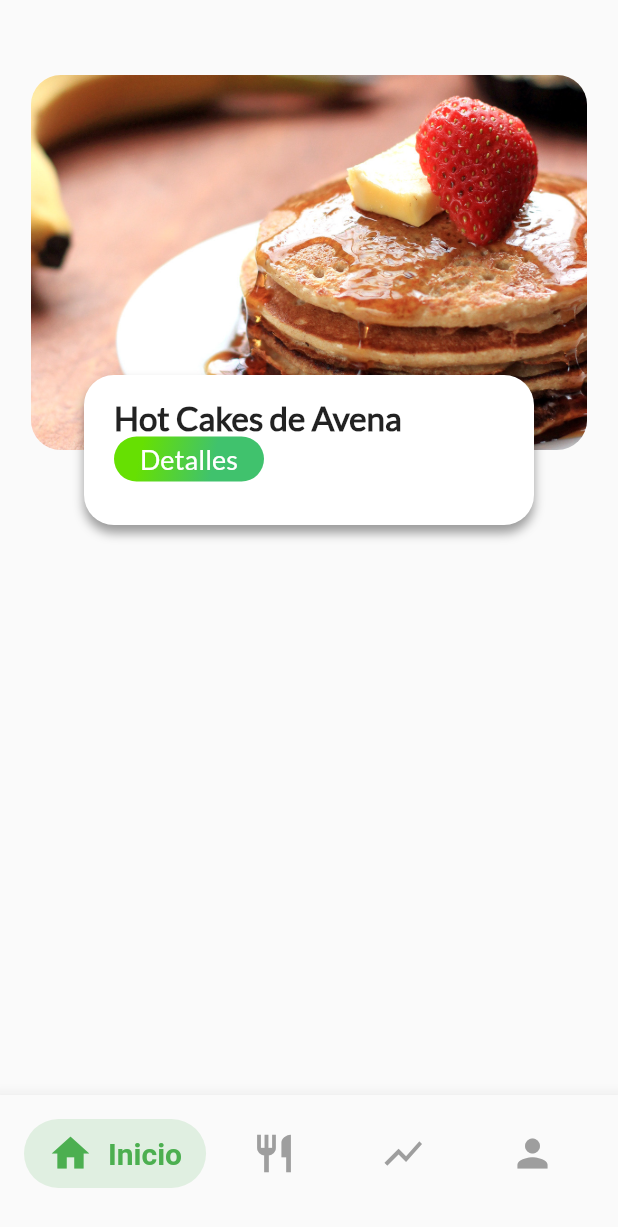
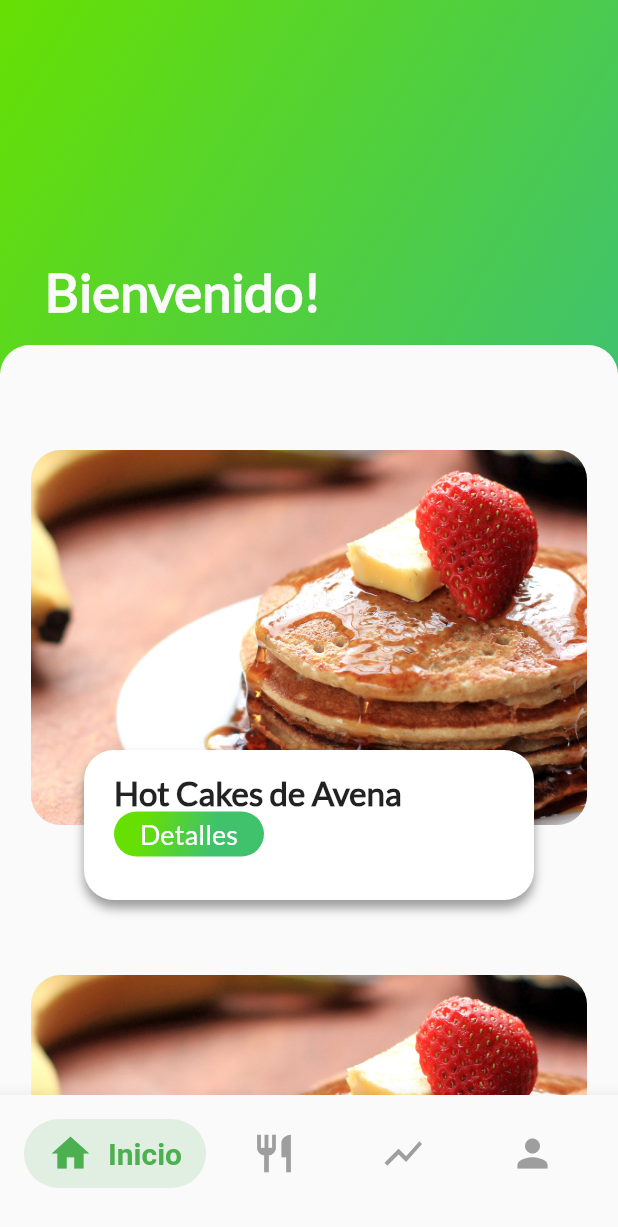
Before and after one commit to Guerrimau/dietario_app, a Flutter app: the screen it shows after launch, on a phone screen of 412 x 824 dp. Shown: the top 1227 px of the screen. Run offline on Flutter 3.47's test engine with Material 2 defaults, Android fonts, the phone set to English and light mode, and no system bars.

Commit message:
Fondos creados y aplicados

```diff
--- a/lib/Componentes/boton_verde.dart
+++ b/lib/Componentes/boton_verde.dart
@@ -8,7 +8,7 @@ class BotonVerde extends StatelessWidget {
 
   @override
   Widget build(BuildContext context) {
-    // TODO: implement build
+
     return InkWell(
       child: Container(
         margin: EdgeInsets.only(
--- /dev/null
+++ b/lib/Componentes/fondo_verde.dart
@@ -0,0 +1,61 @@
+import 'package:flutter/material.dart';
+
+class FondoVerde extends StatelessWidget {
+  String title;
+  double alto;
+  //Solo puede ser 1 (Abajo) o -1(Arriba)
+  double posicion;
+  //Tamaño de Letra
+  double size;
+
+  FondoVerde(this.title, this.alto, this.posicion, this.size);
+
+  @override
+  Widget build(BuildContext context) {
+    final fondoBlanco = Container(
+        margin: EdgeInsets.only(
+          top: alto - 20,
+        ),
+        height: 100,
+        decoration: BoxDecoration(
+          color: Color(0xFFFAFAFA),
+          borderRadius: BorderRadius.circular(20.0),
+        ));
+
+    final tituloFondo = Container(
+      height: alto,
+      decoration: BoxDecoration(
+          gradient: LinearGradient(
+              colors: [
+                Color(0xFF66E002),
+                Color(0xFF40C26D),
+              ],
+              begin: FractionalOffset(0.0, 0.0),
+              end: FractionalOffset(1.0, 1.0),
+              stops: [0.0, 1],
+              tileMode: TileMode.repeated)),
+      child: Padding(
+        padding: const EdgeInsets.only(left: 30.0, bottom: 35.0, top: 45),
+        child: Text(
+          title,
+          style: TextStyle(
+              color: Color(0xFFFAFAFA),
+              fontSize: size,
+              fontFamily: "Lato",
+              fontWeight: FontWeight.bold),
+        ),
+      ),
+      alignment: Alignment(-1.0, posicion),
+    );
+
+    return (
+      Container(
+        child: Stack(
+          children: <Widget>[
+            tituloFondo,
+            fondoBlanco
+          ]
+        ),
+    ));
+  }
+}
--- a/lib/Pantallas/PantallaInicio/pantalla_inicio.dart
+++ b/lib/Pantallas/PantallaInicio/pantalla_inicio.dart
@@ -1,13 +1,33 @@
 import 'package:flutter/material.dart';
+import '../../Componentes/fondo_verde.dart';
 import '../../Componentes/tarjeta_comida.dart';
 
 class PantallaInicio extends StatelessWidget {
+
+  final String titulo = "Bienvenido!" ;
+
   @override
   Widget build(BuildContext context) {
-	 return (
-     Column(
+
+   final cajaInvisible = Container(
+     height: 250,
+     color: Colors.transparent,
+   );
+
+
+   return (
+     Stack(
        children: <Widget> [
-         TarjetaComida()
+         FondoVerde(titulo , 250, 1.0, 35),
+         ListView(
+           children: <Widget> [
+             cajaInvisible,
+             TarjetaComida(),
+             TarjetaComida(),
+             TarjetaComida(),
+             TarjetaComida()
+           ]
+         ),
        ]
      )
    );
--- a/lib/main.dart
+++ b/lib/main.dart
@@ -1,11 +1,15 @@
 import 'package:flutter/material.dart';
 import 'Navbar/bottom_bar_navigation_pattern/bottom_bar_navigation_pattern_example.dart';
+import 'package:flutter/services.dart';
 
 void main() => runApp(MyApp());
 
 class MyApp extends StatelessWidget {
   @override
   Widget build(BuildContext context) {
+    SystemChrome.setSystemUIOverlayStyle(SystemUiOverlayStyle(
+      statusBarColor: Colors.transparent
+    ));
     return MaterialApp(
       debugShowCheckedModeBanner: false,
       title: 'Flutter Demo',
```
Also changed, not shown: lib/Pantallas/Dietario/dietario.dart (+11 -9 lines), lib/Pantallas/Perfil/perfil.dart (+13 -9 lines), lib/Pantallas/Progreso/progreso.dart (+11 -9 lines), flutter_01.png (added).
